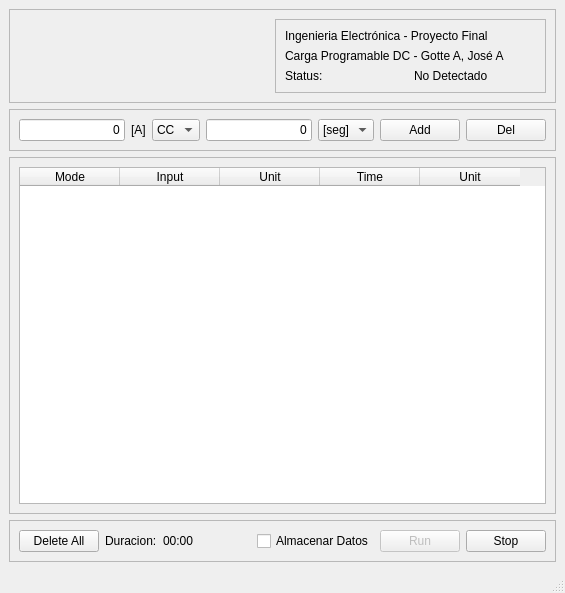
First picture: the form in mainwindow.ui, repository agusgtt/gui_carga_dc, before the edit.
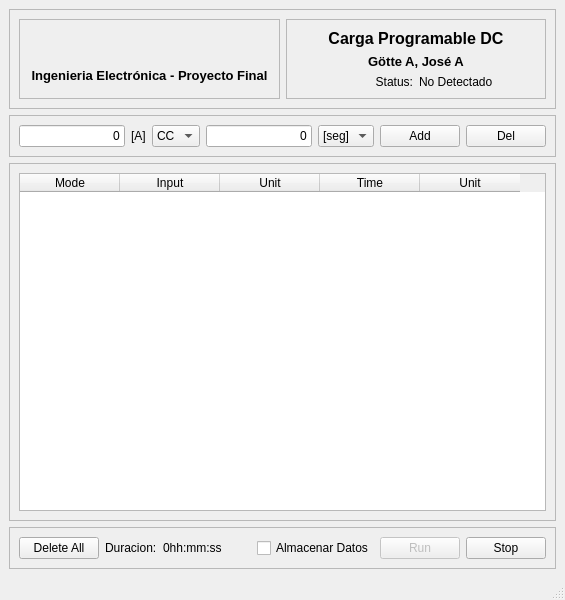
Second picture: the form after the edit. Icons and pictures are not drawn.

Diff of the .ui file:
```diff
--- a/mainwindow.ui
+++ b/mainwindow.ui
@@ -7,19 +7,19 @@
     <x>0</x>
     <y>0</y>
     <width>565</width>
-    <height>593</height>
+    <height>600</height>
    </rect>
   </property>
   <property name="minimumSize">
    <size>
     <width>565</width>
-    <height>593</height>
+    <height>600</height>
    </size>
   </property>
   <property name="maximumSize">
    <size>
     <width>565</width>
-    <height>593</height>
+    <height>600</height>
    </size>
   </property>
   <property name="windowTitle">
@@ -37,6 +37,15 @@
       </property>
       <layout class="QHBoxLayout" name="horizontalLayout_7">
        <item>
+        <widget class="QFrame" name="frame_5">
+         <property name="frameShape">
+          <enum>QFrame::StyledPanel</enum>
+         </property>
+         <property name="frameShadow">
+          <enum>QFrame::Raised</enum>
+         </property>
+         <layout class="QVBoxLayout" name="verticalLayout_2">
+          <item>
         <widget class="QLabel" name="label_6">
          <property name="maximumSize">
           <size>
@@ -56,6 +65,22 @@
         </widget>
        </item>
        <item>
+           <widget class="QLabel" name="label_8">
+            <property name="text">
+             <string>&lt;html&gt;&lt;head/&gt;&lt;body&gt;&lt;p&gt;&lt;span style=&quot; font-size:10pt; font-weight:700;&quot;&gt;Ingenieria Electrónica - Proyecto Final&lt;/span&gt;&lt;/p&gt;&lt;/body&gt;&lt;/html&gt;</string>
+            </property>
+            <property name="textFormat">
+             <enum>Qt::AutoText</enum>
+            </property>
+            <property name="alignment">
+             <set>Qt::AlignCenter</set>
+            </property>
+           </widget>
+          </item>
+         </layout>
+        </widget>
+       </item>
+       <item>
         <widget class="QFrame" name="frame_6">
          <property name="frameShape">
           <enum>QFrame::StyledPanel</enum>
@@ -67,14 +92,23 @@
           <item>
            <widget class="QLabel" name="label_3">
             <property name="text">
-             <string>Ingenieria Electrónica - Proyecto Final</string>
+             <string>&lt;html&gt;&lt;head/&gt;&lt;body&gt;&lt;p&gt;&lt;span style=&quot; font-size:12pt; font-weight:700;&quot;&gt;Carga Programable DC&lt;/span&gt;&lt;/p&gt;&lt;/body&gt;&lt;/html&gt;</string>
+            </property>
+            <property name="textFormat">
+             <enum>Qt::AutoText</enum>
+            </property>
+            <property name="alignment">
+             <set>Qt::AlignCenter</set>
             </property>
            </widget>
           </item>
           <item>
            <widget class="QLabel" name="label_4">
             <property name="text">
-             <string>Carga Programable DC - Gotte A, José A</string>
+             <string>&lt;html&gt;&lt;head/&gt;&lt;body&gt;&lt;p&gt;&lt;span style=&quot; font-size:10pt; font-weight:700;&quot;&gt;Götte A, José A&lt;/span&gt;&lt;/p&gt;&lt;/body&gt;&lt;/html&gt;</string>
+            </property>
+            <property name="alignment">
+             <set>Qt::AlignCenter</set>
             </property>
            </widget>
           </item>
@@ -85,6 +119,9 @@
               <property name="text">
                <string>Status:</string>
               </property>
+              <property name="alignment">
+               <set>Qt::AlignRight|Qt::AlignTrailing|Qt::AlignVCenter</set>
+              </property>
              </widget>
             </item>
             <item>
@@ -223,6 +260,9 @@
          <property name="autoFillBackground">
           <bool>false</bool>
          </property>
+         <property name="sizeAdjustPolicy">
+          <enum>QAbstractScrollArea::AdjustIgnored</enum>
+         </property>
          <property name="editTriggers">
           <set>QAbstractItemView::NoEditTriggers</set>
          </property>
@@ -235,9 +275,15 @@
          <property name="selectionBehavior">
           <enum>QAbstractItemView::SelectRows</enum>
          </property>
+         <property name="textElideMode">
+          <enum>Qt::ElideLeft</enum>
+         </property>
          <property name="rowCount">
           <number>0</number>
          </property>
+         <attribute name="verticalHeaderStretchLastSection">
+          <bool>false</bool>
+         </attribute>
          <column>
           <property name="text">
            <string>Mode</string>
@@ -294,7 +340,7 @@
        <item>
         <widget class="QLabel" name="label_7">
          <property name="text">
-          <string>00:00</string>
+          <string>0hh:mm:ss</string>
          </property>
         </widget>
        </item>
```
Lines whose indentation alone changed are shown as unchanged.
